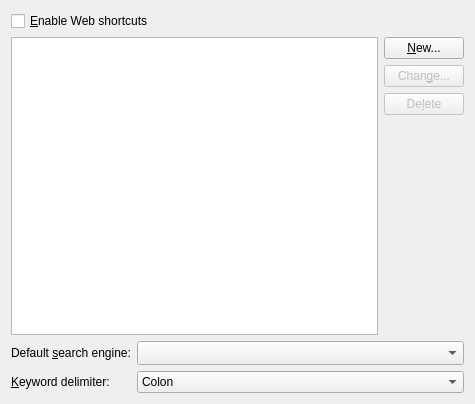
KDE/kde-runtime, file kurifilter-plugins/ikws/ikwsopts_ui.ui: the form before one commit.
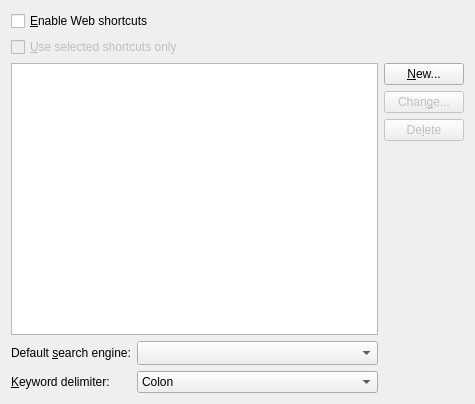
The form after the commit. Custom widgets are drawn as their Qt base class.

Commit message: - Added new option for using only the selected/marked shortcuts. - Cleaned up the webshortcut config dialog user interface.

What changed in the file:
```diff
--- a/kurifilter-plugins/ikws/ikwsopts_ui.ui
+++ b/kurifilter-plugins/ikws/ikwsopts_ui.ui
@@ -10,8 +10,8 @@
     <height>404</height>
    </rect>
   </property>
-  <layout class="QVBoxLayout" name="mainLayout">
-   <item>
+  <layout class="QGridLayout" name="gridLayout">
+   <item row="0" column="0">
     <widget class="QCheckBox" name="cbEnableShortcuts">
      <property name="whatsThis">
       <string>&lt;qt&gt;
@@ -23,15 +23,17 @@
      </property>
     </widget>
    </item>
-   <item>
-    <widget class="QFrame" name="grOpts">
-     <layout class="QGridLayout" name="gridLayout">
-      <property name="margin">
-       <number>0</number>
-      </property>
-      <item row="0" column="0">
-       <layout class="QVBoxLayout" name="verticalLayout">
-        <item>
+   <item row="1" column="0">
+    <widget class="QCheckBox" name="cbUseSelectedShortcutsOnly">
+     <property name="enabled">
+      <bool>false</bool>
+     </property>
+     <property name="text">
+      <string>&amp;Use selected shortcuts only</string>
+     </property>
+    </widget>
+   </item>
+   <item row="2" column="0">
          <widget class="QTreeView" name="lvSearchProviders">
           <property name="rootIsDecorated">
            <bool>false</bool>
@@ -53,12 +55,8 @@
           </property>
          </widget>
         </item>
-       </layout>
-      </item>
-      <item row="0" column="1">
-       <layout class="QHBoxLayout" name="horizontalLayout">
-        <item>
-         <layout class="QVBoxLayout" name="verticalLayout_2">
+   <item row="2" column="1">
+    <layout class="QVBoxLayout" name="verticalLayout">
           <item>
            <widget class="QPushButton" name="pbNew">
             <property name="whatsThis">
@@ -103,16 +101,14 @@
             <property name="sizeHint" stdset="0">
              <size>
               <width>20</width>
-              <height>40</height>
+         <height>158</height>
              </size>
             </property>
            </spacer>
           </item>
          </layout>
         </item>
-       </layout>
-      </item>
-      <item row="1" column="0" colspan="2">
+   <item row="3" column="0">
        <layout class="QFormLayout" name="formLayout">
         <property name="fieldGrowthPolicy">
          <enum>QFormLayout::AllNonFixedFieldsGrow</enum>
@@ -217,9 +213,6 @@
       </item>
      </layout>
     </widget>
-   </item>
-  </layout>
- </widget>
  <customwidgets>
   <customwidget>
    <class>KComboBox</class>
```
Left out of the diff: 51 changed lines with no effect on the pictures. Lines whose indentation alone changed are shown as unchanged. The commit also changes 4 other files.
